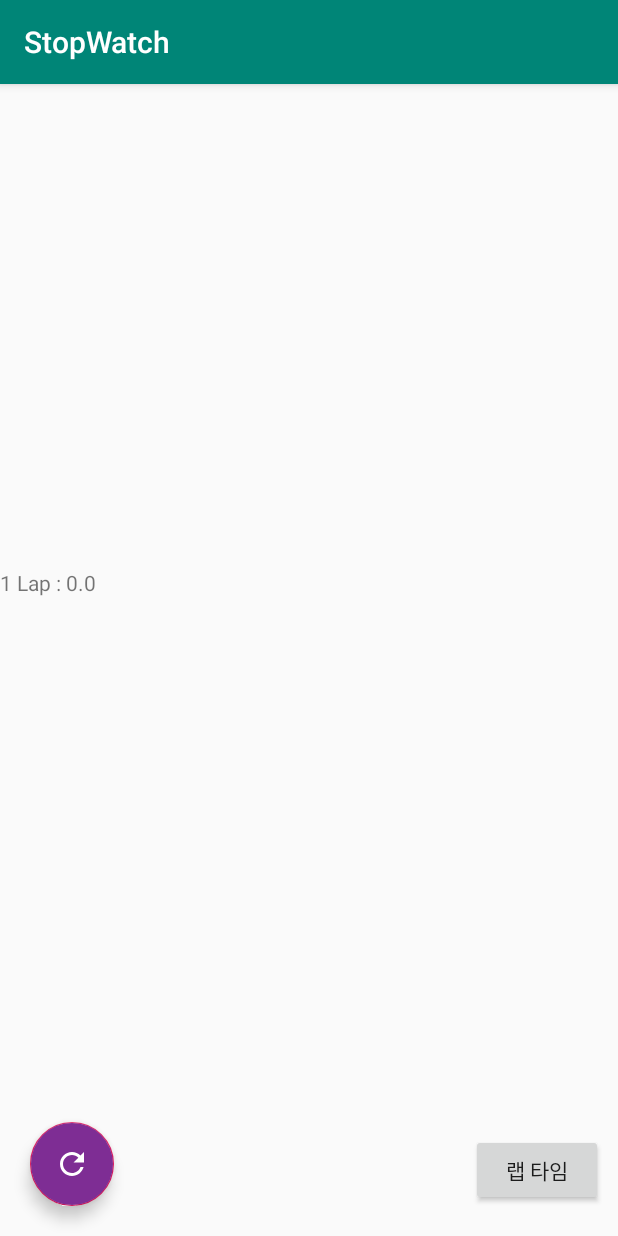
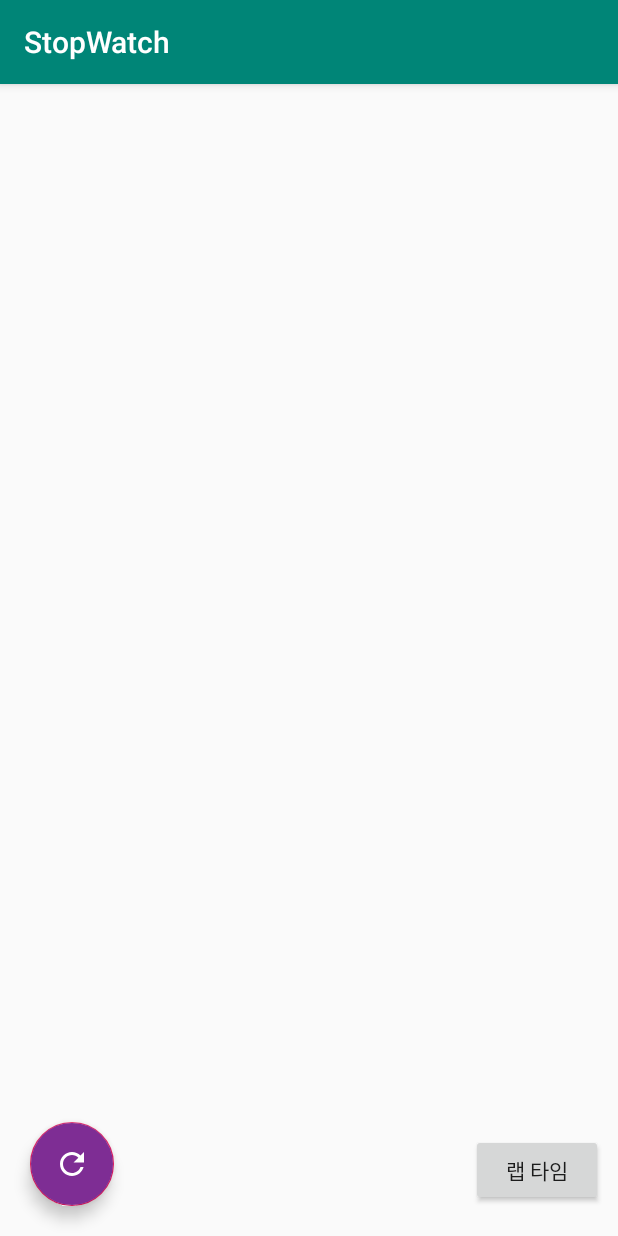
Before and after one commit to lee-seul/android-practice, an Android app: the screen it shows after launch (MainActivity), after a tap on "랩 타임", on a phone screen of 412 x 824 dp. Run offline under Robolectric (Android 15) with nearby library versions, the phone set to English and light mode, and no system bars.

Commit message:
일부 코드 변경

```diff
--- a/StopWatch/app/src/main/java/io/github/lee_seul/stopwatch/MainActivity.kt
+++ b/StopWatch/app/src/main/java/io/github/lee_seul/stopwatch/MainActivity.kt
@@ -59,6 +59,8 @@ class MainActivity : AppCompatActivity() {
     }
 
     private fun recordLapTime() {
+        if (time == 0) return
+
         val lapTime = this.time
         val textView = TextView(this)
 
--- a/StopWatch/app/src/main/res/layout/activity_main.xml
+++ b/StopWatch/app/src/main/res/layout/activity_main.xml
@@ -37,7 +37,8 @@
             android:layout_marginTop="40dp"
             android:layout_marginBottom="20dp"
             android:layout_width="match_parent"
-            android:layout_height="200dp">
+            android:layout_height="200dp"
+            android:padding="20dp">
 
         <LinearLayout
                 android:id="@+id/lapLayout"
```
